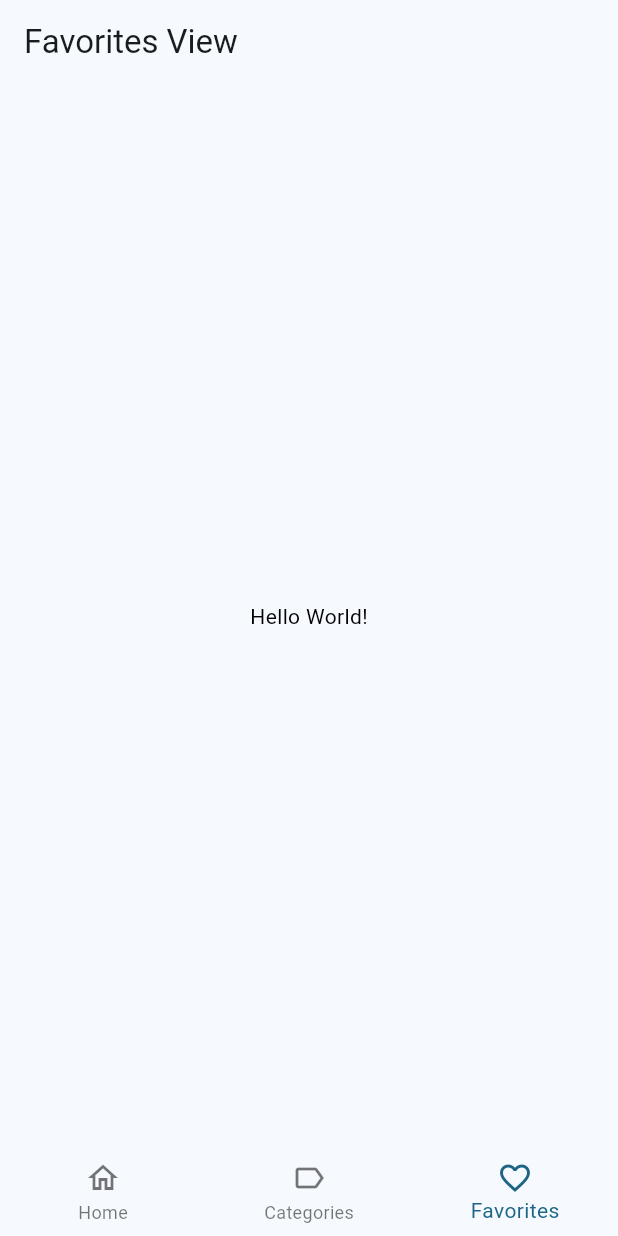
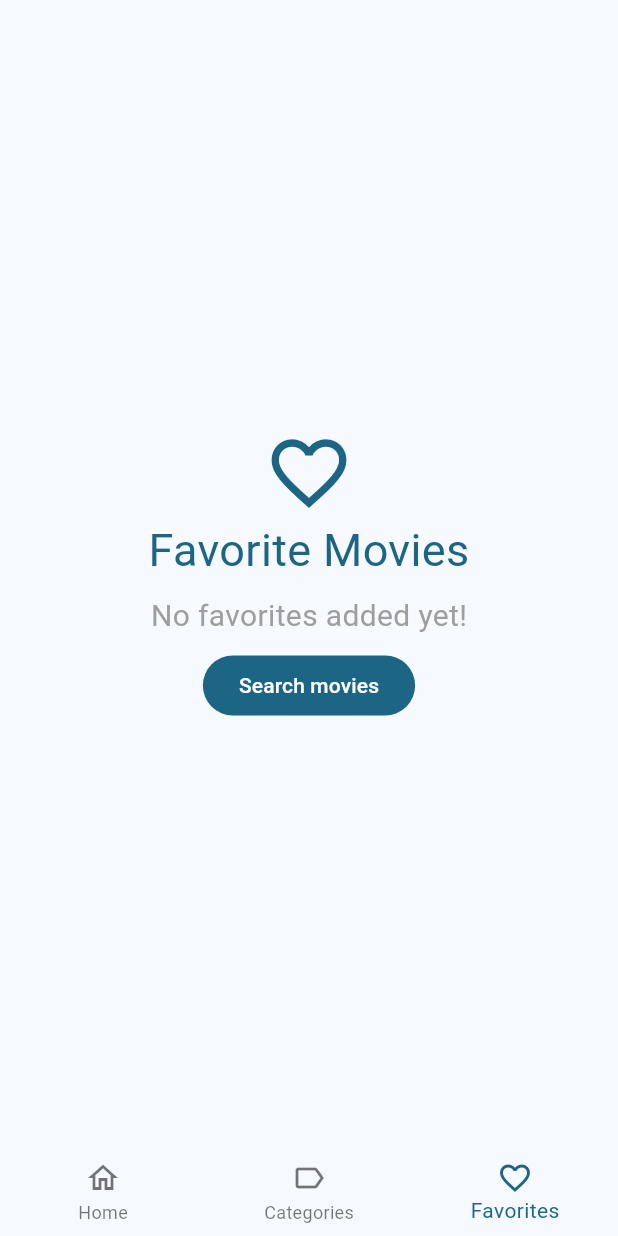
Before and after one commit to FranCalveyra/cinemapedia, a Flutter app: the screen it shows after launch, item 3 of the bottom bar chosen, on a phone screen of 412 x 824 dp. Run offline on Flutter 3.47's test engine with Material 3 defaults, Android fonts, the phone set to English and light mode, and no system bars; our stand-ins replace animate_do, card_swiper, dio, flutter_dotenv, flutter_riverpod, go_router and 1 more; accounts and stored records are empty; generated files the repository leaves out were written again; network calls fail.

Commit message:
Added masonry as dependency, finished favorites_view

```diff
--- a/lib/infrastructure/datasources/isar_datasource.dart
+++ b/lib/infrastructure/datasources/isar_datasource.dart
@@ -21,6 +21,7 @@ class IsarDatasource extends LocalStorageDatasource {
     final isar = await db;
     final bool isAlreadyFavorite = await _movieExists(isar, movie.id);
     if (isAlreadyFavorite) {
+      if(movie.isarId == null) return;
       isar.writeTxnSync(() => isar.movies.deleteSync(movie.isarId!));
       return;
     }
--- a/lib/presentation/screens/movies/movie_screen.dart
+++ b/lib/presentation/screens/movies/movie_screen.dart
@@ -114,8 +114,8 @@ class _CustomSliverAppBar extends ConsumerWidget {
         ref.watch(isFavoriteProvider(movie.id)); // TODO: check whether favorite
 
     final toggleFavoriteButton = IconButton(
-      onPressed: () {
-        localStorageRepository.toggleFavorite(movie);
+      onPressed: () async {
+        await ref.read(favoriteMoviesProvider.notifier).toggleFavorite(movie);
         ref.invalidate(isFavoriteProvider(movie.id));
       },
       icon: isFavoriteFuture.when(
--- a/lib/presentation/views/home_views/favorites_view.dart
+++ b/lib/presentation/views/home_views/favorites_view.dart
@@ -1,16 +1,56 @@
+import 'package:cinemapedia/presentation/providers/providers.dart';
+import 'package:cinemapedia/presentation/widgets/movies/movie_card.dart';
+import 'package:cinemapedia/presentation/widgets/movies/movie_masonry.dart';
 import 'package:flutter/material.dart';
+import 'package:flutter_riverpod/flutter_riverpod.dart';
 
-class FavoritesView extends StatelessWidget {
+import '../../../domain/entities/movie.dart';
+
+class FavoritesView extends ConsumerStatefulWidget {
   const FavoritesView({super.key});
 
   @override
+  ConsumerState<FavoritesView> createState() => _FavoritesViewState();
+}
+
+class _FavoritesViewState extends ConsumerState<FavoritesView> {
+  bool isLoading = false;
+  bool isLastPage = false;
+
+  void _loadNextPage() async {
+    if (isLoading || isLastPage) return;
+    isLoading = true;
+    final movies =
+        await ref.read(favoriteMoviesProvider.notifier).loadNextPage();
+    isLoading = false;
+
+    if (movies.isEmpty) {
+      isLastPage = true;
+    }
+  }
+
+  @override
+  void initState() {
+    super.initState();
+    ref.read(favoriteMoviesProvider.notifier).loadNextPage();
+  }
+
+  @override
+  void dispose() {
+    ref.watch(favoriteMoviesProvider.notifier).dispose();
+    super.dispose();
+  }
+
+  @override
   Widget build(BuildContext context) {
+    final favoriteMovies = ref.watch(favoriteMoviesProvider);
+
+    final favoriteMoviesList = favoriteMovies.values.toList();
+
     return Scaffold(
-      appBar: AppBar(
-        title: const Text('Favorites View'),
-      ),
-      body: const Center(
-        child: Text('Hello World!'),
+      body: MovieMasonry(
+        movies: favoriteMoviesList,
+        loadNextPage: _loadNextPage,
       ),
     );
   }
--- /dev/null
+++ b/lib/presentation/widgets/movies/movie_masonry.dart
@@ -0,0 +1,74 @@
+import 'package:animate_do/animate_do.dart';
+import 'package:cinemapedia/domain/entities/movie.dart';
+import 'package:cinemapedia/presentation/widgets/movies/movie_card.dart';
+import 'package:flutter/material.dart';
+import 'package:flutter_staggered_grid_view/flutter_staggered_grid_view.dart';
+import 'package:go_router/go_router.dart';
+
+import 'no_favorites_added.dart';
+
+class MovieMasonry extends StatefulWidget {
+  final List<Movie> movies;
+  final VoidCallback? loadNextPage;
+
+  const MovieMasonry({super.key, required this.movies, this.loadNextPage});
+
+  @override
+  State<MovieMasonry> createState() => _MovieMasonryState();
+}
+
+class _MovieMasonryState extends State<MovieMasonry> {
+  final scrollController = ScrollController();
+
+  @override
+  void initState() {
+    super.initState();
+    scrollController.addListener(() {
+      if (widget.loadNextPage == null) return;
+      final currentPosition = scrollController.position.pixels;
+      final maxPosition = scrollController.position.maxScrollExtent;
+
+      if (currentPosition + 100 >= maxPosition) {
+        widget.loadNextPage!();
+      }
+    });
+  }
+
+  @override
+  void dispose() {
+    scrollController.dispose();
+    super.dispose();
+  }
+
+  @override
+  Widget build(BuildContext context) {
+    final padding = Padding(
+      padding: const EdgeInsets.all(8.0),
+      child: MasonryGridView.count(
+        crossAxisCount: 3,
+        itemBuilder: (context, index) {
+          final card = FadeInUp(child: _buildMovieCard(index));
+
+          if (index == 1)
+            return Column(
+              children: [SizedBox(height: 40), card],
+            );
+
+          return card;
+        },
+        itemCount: widget.movies.length,
+      ),
+    );
+
+    final noMovies = NoFavoritesAdded();
+
+    return widget.movies.isEmpty ? noMovies : padding;
+  }
+
+  Widget _buildMovieCard(int index) {
+    return MovieCard(
+      movie: widget.movies[index],
+      showInfo: false,
+    );
+  }
+}
--- /dev/null
+++ b/lib/presentation/widgets/movies/no_favorites_added.dart
@@ -0,0 +1,49 @@
+import 'package:flutter/material.dart';
+import 'package:go_router/go_router.dart';
+
+class NoFavoritesAdded extends StatelessWidget {
+  const NoFavoritesAdded({super.key});
+
+  @override
+  Widget build(BuildContext context) {
+    final colors = Theme.of(context).colorScheme;
+    final icon = Icon(
+      Icons.favorite_outline_sharp,
+      size: 60,
+      color: colors.primary,
+    );
+
+    final text = const Text(
+      'No favorites added yet!',
+      style: TextStyle(color: Colors.grey, fontSize: 20),
+    );
+
+    final sizedBox = SizedBox(height: 8);
+
+    final title = Text(
+      'Favorite Movies',
+      style: TextStyle(fontSize: 30, color: colors.primary),
+      textAlign: TextAlign.center,
+    );
+
+    final searchMoviesButton = FilledButton(
+      onPressed: () => context.go("/home/0"),
+      child: const Text('Search movies'),
+    );
+
+    return Center(
+      child: Column(
+        mainAxisAlignment: MainAxisAlignment.center,
+        crossAxisAlignment: CrossAxisAlignment.center,
+        children: [
+          icon,
+          title,
+          sizedBox,
+          text,
+          sizedBox,
+          searchMoviesButton,
+        ],
+      ),
+    );
+  }
+}
--- a/pubspec.yaml
+++ b/pubspec.yaml
@@ -44,6 +44,7 @@ dependencies:
   isar: ^3.1.0+1
   isar_flutter_libs: ^3.1.0+1
   path_provider: ^2.1.5
+  flutter_staggered_grid_view: ^0.7.0
 
 dev_dependencies:
   flutter_test:
```
Also changed, not shown: lib/presentation/providers/storage/favorite_movies_provider.dart (+19 -3 lines), lib/presentation/widgets/movies/movie_card.dart (+4 -4 lines), pubspec.lock.
